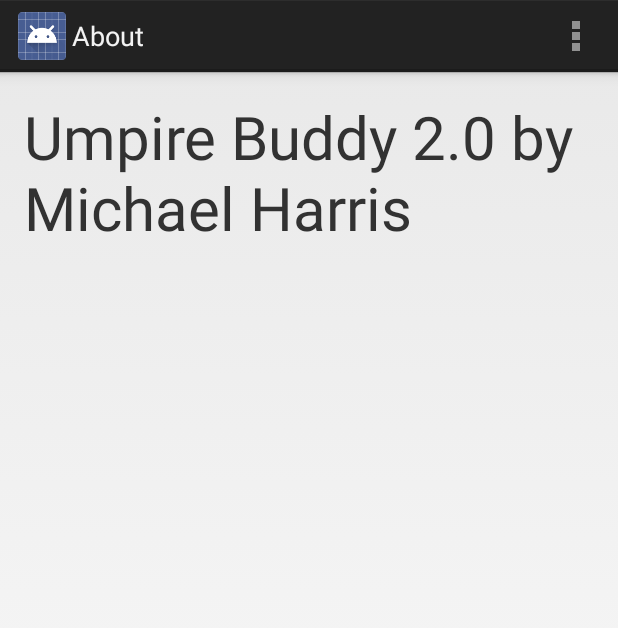
After one commit to mlh758/School-Projects, an Android app: the About screen opened directly, with no data from a screen before it, on a phone screen of 412 x 824 dp. The commit adds this screen. Shown: the top 628 px of the screen. Run offline under Robolectric (Android 15) with nearby library versions, the phone set to English and light mode, and no system bars.

Commit message:
Removed extra dialogues, added About activity

```diff
--- a/CS449Projects/UmpireBuddy/app/src/main/AndroidManifest.xml
+++ b/CS449Projects/UmpireBuddy/app/src/main/AndroidManifest.xml
@@ -16,6 +16,10 @@
                 <category android:name="android.intent.category.LAUNCHER" />
             </intent-filter>
         </activity>
+        <activity
+            android:name=".About"
+            android:label="@string/title_activity_about" >
+        </activity>
     </application>
 
 </manifest>
--- /dev/null
+++ b/CS449Projects/UmpireBuddy/app/src/main/java/com/example/osiri_000/umpirebuddy/About.java
@@ -0,0 +1,36 @@
+package com.example.osiri_000.umpirebuddy;
+
+import android.app.Activity;
+import android.os.Bundle;
+import android.view.Menu;
+import android.view.MenuItem;
+
+
+public class About extends Activity {
+
+    @Override
+    protected void onCreate(Bundle savedInstanceState) {
+        super.onCreate(savedInstanceState);
+        setContentView(R.layout.activity_about);
+    }
+
+
+    @Override
+    public boolean onCreateOptionsMenu(Menu menu) {
+        // Inflate the menu; this adds items to the action bar if it is present.
+        getMenuInflater().inflate(R.menu.about, menu);
+        return true;
+    }
+
+    @Override
+    public boolean onOptionsItemSelected(MenuItem item) {
+        // Handle action bar item clicks here. The action bar will
+        // automatically handle clicks on the Home/Up button, so long
+        // as you specify a parent activity in AndroidManifest.xml.
+        int id = item.getItemId();
+        if (id == R.id.action_settings) {
+            return true;
+        }
+        return super.onOptionsItemSelected(item);
+    }
+}
--- /dev/null
+++ b/CS449Projects/UmpireBuddy/app/src/main/res/layout/activity_about.xml
@@ -0,0 +1,17 @@
+<RelativeLayout xmlns:android="http://schemas.android.com/apk/res/android"
+    xmlns:tools="http://schemas.android.com/tools"
+    android:layout_width="match_parent"
+    android:layout_height="match_parent"
+    android:paddingLeft="@dimen/activity_horizontal_margin"
+    android:paddingRight="@dimen/activity_horizontal_margin"
+    android:paddingTop="@dimen/activity_vertical_margin"
+    android:paddingBottom="@dimen/activity_vertical_margin"
+    tools:context="com.example.osiri_000.umpirebuddy.About">
+
+    <TextView
+        android:text="@string/about_msg"
+        android:textSize="18pt"
+        android:layout_width="wrap_content"
+        android:layout_height="wrap_content" />
+
+</RelativeLayout>
--- /dev/null
+++ b/CS449Projects/UmpireBuddy/app/src/main/res/menu/about.xml
@@ -0,0 +1,8 @@
+<menu xmlns:android="http://schemas.android.com/apk/res/android"
+    xmlns:tools="http://schemas.android.com/tools"
+    tools:context="com.example.osiri_000.umpirebuddy.About" >
+    <item android:id="@+id/action_settings"
+        android:title="@string/action_settings"
+        android:orderInCategory="100"
+        android:showAsAction="never" />
+</menu>
--- a/CS449Projects/UmpireBuddy/app/src/main/res/values/strings.xml
+++ b/CS449Projects/UmpireBuddy/app/src/main/res/values/strings.xml
@@ -9,5 +9,9 @@
     <string name="dialog_cancel">Cancel</string>
     <string name="ball_display">Balls:</string>
     <string name="strike_display">Strikes:</string>
+    <string name="walk_msg">Walk!</string>
+    <string name="out_msg">Out!</string>
+    <string name="title_activity_about">About</string>
+    <string name="about_msg">Umpire Buddy 2.0 by Michael Harris</string>
 
 </resources>
```
Also changed, not shown: CS449Projects/UmpireBuddy/app/src/main/java/com/example/osiri_000/umpirebuddy/Initial.java (+39 -57 lines).
